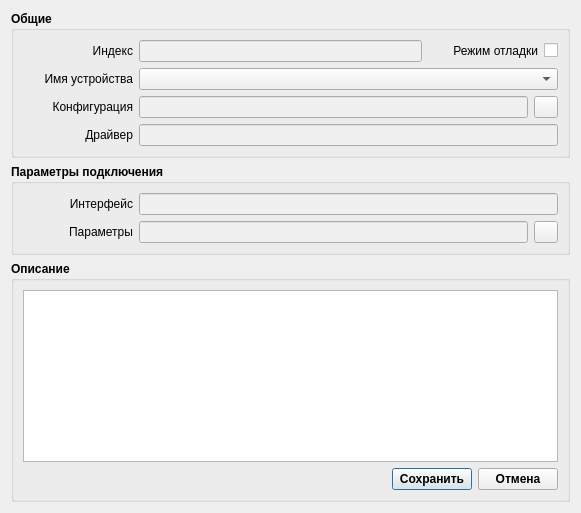
Before: the Qt Designer form configurator2/sv_device_editor.ui in breton75/ksuts, drawn with Qt 5.
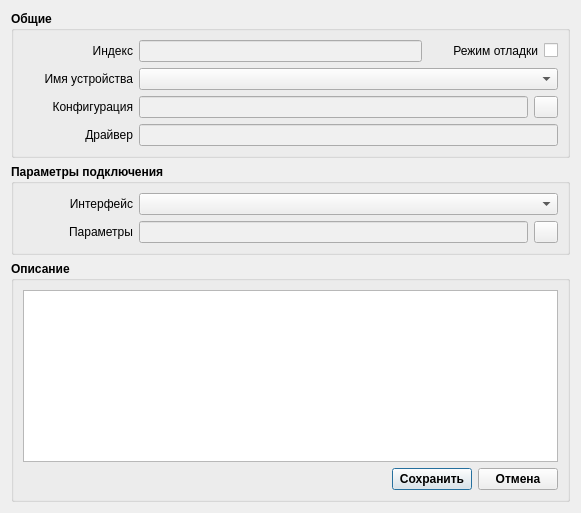
After: the same form once the commit is applied. Icons and pictures are not drawn.

Commit message: Update configurator2.pro.user, sv_device_editor.cpp, and 20 more files...

Patch:
```diff
--- a/configurator2/sv_device_editor.ui
+++ b/configurator2/sv_device_editor.ui
@@ -358,25 +358,13 @@
          </widget>
         </item>
         <item>
-         <widget class="QLineEdit" name="editIfc">
-          <property name="sizePolicy">
-           <sizepolicy hsizetype="Expanding" vsizetype="Fixed">
-            <horstretch>0</horstretch>
-            <verstretch>0</verstretch>
-           </sizepolicy>
-          </property>
+         <widget class="QComboBox" name="cbIfc">
           <property name="font">
            <font>
             <weight>50</weight>
             <bold>false</bold>
            </font>
           </property>
-          <property name="styleSheet">
-           <string notr="true">background-color: rgb(240, 240, 240);</string>
-          </property>
-          <property name="readOnly">
-           <bool>true</bool>
-          </property>
          </widget>
         </item>
        </layout>
```
The commit also changes 20 other files.
